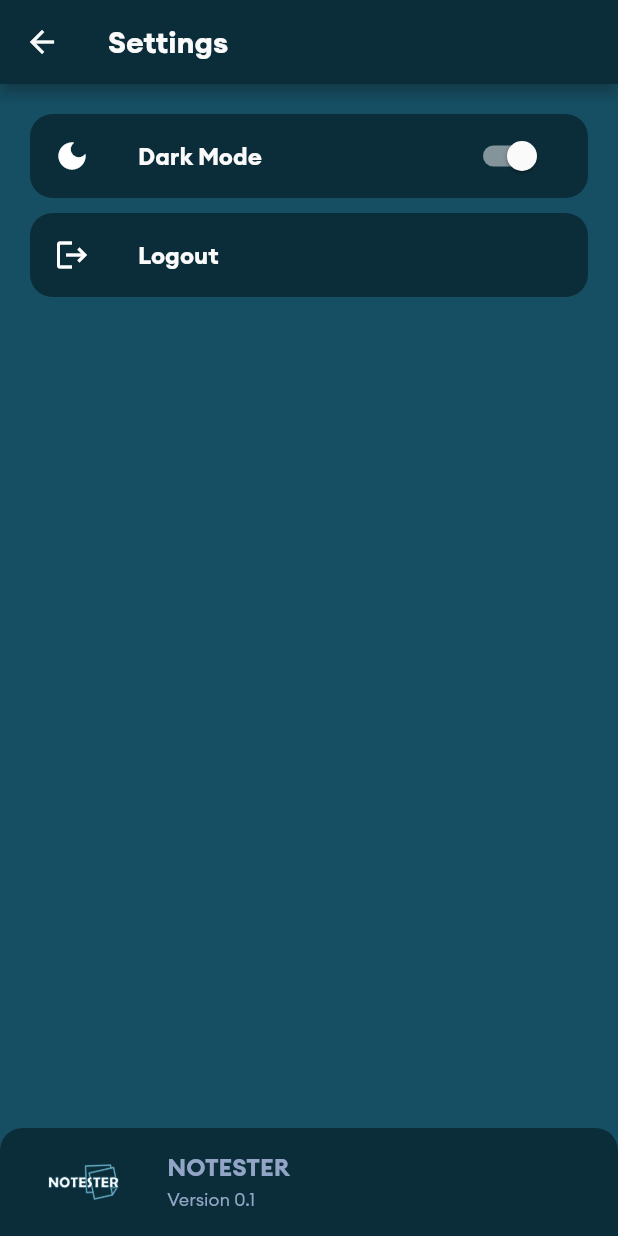
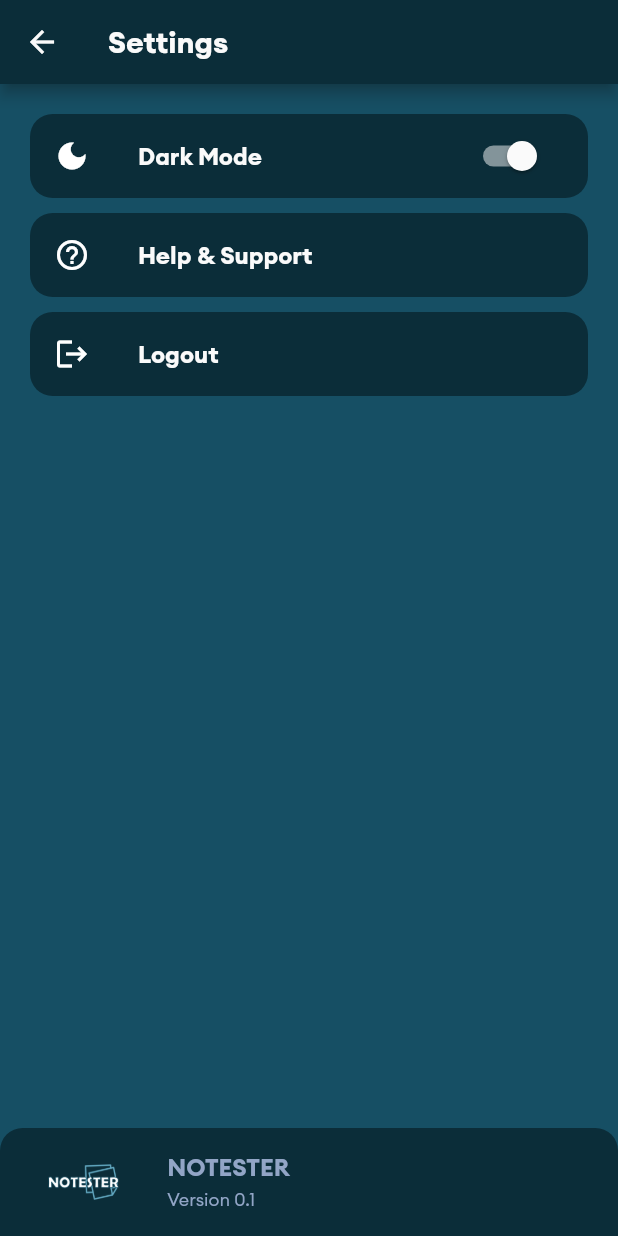
Before and after one commit to rojanshr1996/demo_notes_app, a Flutter app: the Settings screen opened by its route, after a tap on "Dark Mode", on a phone screen of 412 x 824 dp. Run offline on Flutter 3.47's test engine with Material 2 defaults, Android fonts, the phone set to English and light mode, and no system bars; our stand-ins replace cached_network_image, cloud_firestore, equatable, file_picker, firebase_auth, firebase_core and 12 more; missing offline and left inert: custom_widgets, flutter_email_sender, pdf_render; accounts and stored records are empty; network calls fail.

Commit message:
Help section added for the app, dependencies added

```diff
--- a/lib/main.dart
+++ b/lib/main.dart
@@ -6,11 +6,14 @@ import 'package:demo_app_bloc/bloc/postBloc/post_event.dart';
 import 'package:demo_app_bloc/cubit/post_cubit.dart';
 import 'package:demo_app_bloc/provider/dark_theme_provider.dart';
 import 'package:demo_app_bloc/services/auth_services.dart';
+import 'package:demo_app_bloc/services/fcm_services.dart';
 import 'package:demo_app_bloc/services/post_service.dart';
 import 'package:demo_app_bloc/utils/app_colors.dart';
 import 'package:demo_app_bloc/view/route/app_router.dart';
 import 'package:demo_app_bloc/view/route/routes.dart';
 import 'package:firebase_core/firebase_core.dart';
+// import 'package:firebase_core/firebase_core.dart';
+import 'package:firebase_messaging/firebase_messaging.dart';
 import 'package:flutter/material.dart';
 import 'package:flutter_bloc/flutter_bloc.dart';
 import 'package:flutter_screenutil/flutter_screenutil.dart';
@@ -19,12 +22,8 @@ import 'package:provider/provider.dart';
 Future<void> main() async {
   WidgetsFlutterBinding.ensureInitialized();
   await Firebase.initializeApp();
+  FirebaseMessaging.onBackgroundMessage(firebaseMessagingBackgroundHandler);
   runApp(const MyApp());
-  // runApp(
-  //   DevicePreview(
-  //     builder: (context) => const MyApp(),
-  //   ),
-  // );
 }
 
 class MyApp extends StatefulWidget {
--- a/lib/view/auth/login_screen.dart
+++ b/lib/view/auth/login_screen.dart
@@ -131,7 +131,7 @@ class _LoginScreenState extends State<LoginScreen> {
                                           ),
                                           CustomTextEnterField(
                                             textEditingController: _emailController,
-                                            label: Text("Email Addresss", style: Theme.of(context).textTheme.bodyText2),
+                                            label: Text("Email Address", style: Theme.of(context).textTheme.bodyText2),
                                             textInputType: TextInputType.emailAddress,
                                             style: Theme.of(context).textTheme.bodyMedium,
                                             hintStyle: CustomTextStyle.hintTextLight,
--- a/lib/view/index_screen.dart
+++ b/lib/view/index_screen.dart
@@ -12,6 +12,7 @@ import 'package:demo_app_bloc/provider/dark_theme_provider.dart';
 import 'package:demo_app_bloc/services/auth_services.dart';
 import 'package:demo_app_bloc/services/cloud/cloud_note.dart';
 import 'package:demo_app_bloc/services/cloud/firebase_cloud_storage.dart';
+import 'package:demo_app_bloc/services/fcm_services.dart';
 import 'package:demo_app_bloc/utils/app_colors.dart';
 import 'package:demo_app_bloc/utils/custom_text_style.dart';
 import 'package:demo_app_bloc/utils/dialogs/close_app_dialog.dart';
@@ -21,9 +22,12 @@ import 'package:demo_app_bloc/widgets/logo_widget.dart';
 import 'package:demo_app_bloc/widgets/settings_user_header.dart';
 import 'package:demo_app_bloc/widgets/simple_circular_loader.dart';
 import 'package:firebase_auth/firebase_auth.dart';
+import 'package:firebase_messaging/firebase_messaging.dart';
+import 'package:flutter/foundation.dart';
 import 'package:flutter/material.dart';
 import 'package:flutter/services.dart';
 import 'package:flutter_bloc/flutter_bloc.dart';
+import 'package:flutter_local_notifications/flutter_local_notifications.dart';
 import 'package:provider/provider.dart';
 
 class IndexScreen extends StatefulWidget {
@@ -35,14 +39,24 @@ class IndexScreen extends StatefulWidget {
 
 class _IndexScreenState extends State<IndexScreen> {
   late final FirebaseCloudStorage _notesService;
+  late FcmServices fcmServices;
   final AuthServices _auth = AuthServices();
   String? get userId => _auth.currentUser == null ? "" : _auth.currentUser!.id;
 
   @override
   void initState() {
-    debugPrint(userId);
+    super.initState();
     _notesService = FirebaseCloudStorage();
-    super.initState();
+    fcmServices = FcmServices();
+    initFcmService();
+  }
+
+  initFcmService() {
+    fcmServices.requestPermission();
+    fcmServices.loadFCM();
+    fcmServices.listenFCM();
+    fcmServices.getToken();
+    FirebaseMessaging.instance.subscribeToTopic("Reminders");
   }
 
   @override
@@ -50,7 +64,6 @@ class _IndexScreenState extends State<IndexScreen> {
     return WillPopScope(
       onWillPop: () async {
         final shouldExit = await showCloseAppDialog(context);
-        log(shouldExit.toString());
         if (shouldExit) {
           SystemChannels.platform.invokeMethod('SystemNavigator.pop');
         }
--- a/lib/view/notes/create_update_notes_screen.dart
+++ b/lib/view/notes/create_update_notes_screen.dart
@@ -365,6 +365,7 @@ class _CreateUpdateNotesScreenState extends State<CreateUpdateNotesScreen> {
                                               style:
                                                   Theme.of(context).textTheme.titleMedium?.copyWith(fontWeight: bold),
                                               maxLines: null,
+                                              textCapitalization: TextCapitalization.sentences,
                                               decoration: InputDecoration(
                                                 hintText: "Enter title... ",
                                                 hintStyle: Theme.of(context).textTheme.titleMedium?.copyWith(
@@ -394,6 +395,7 @@ class _CreateUpdateNotesScreenState extends State<CreateUpdateNotesScreen> {
                                       child: TextField(
                                         controller: _textController,
                                         keyboardType: TextInputType.multiline,
+                                        textCapitalization: TextCapitalization.sentences,
                                         style: Theme.of(context)
                                             .textTheme
                                             .labelLarge
--- a/lib/view/route/app_router.dart
+++ b/lib/view/route/app_router.dart
@@ -13,7 +13,8 @@ import 'package:demo_app_bloc/view/posts/posts_bloc_screen.dart';
 import 'package:demo_app_bloc/view/profile/profile_screen.dart';
 
 import 'package:demo_app_bloc/view/route/routes.dart';
-import 'package:demo_app_bloc/view/settings.dart';
+import 'package:demo_app_bloc/view/settings/help_screen.dart';
+import 'package:demo_app_bloc/view/settings/settings.dart';
 import 'package:demo_app_bloc/widgets/enlarge_image.dart';
 import 'package:flutter/material.dart';
 
@@ -84,6 +85,9 @@ class AppRouter {
           return MaterialPageRoute(builder: (_) => const ProfileScreen());
         }
 
+      case Routes.help:
+        return MaterialPageRoute(builder: (_) => const HelpScreen());
+
       default:
         return errorRoute(settings);
     }
--- a/lib/view/route/routes.dart
+++ b/lib/view/route/routes.dart
@@ -16,4 +16,5 @@ class Routes {
   static const String profile = '/profile';
   static const String enlargeImage = '/enlargeImage';
   static const String pdfView = '/pdfView';
+  static const String help = '/help';
 }
--- a/lib/view/settings.dart
+++ /dev/null
@@ -1,145 +0,0 @@
-import 'dart:developer';
-
-import 'package:custom_widgets/custom_widgets.dart';
-import 'package:demo_app_bloc/bloc/authBloc/auth_bloc.dart';
-import 'package:demo_app_bloc/bloc/authBloc/auth_event.dart';
-import 'package:demo_app_bloc/bloc/authBloc/auth_state.dart';
-import 'package:demo_app_bloc/provider/dark_theme_provider.dart';
-import 'package:demo_app_bloc/utils/app_colors.dart';
-import 'package:demo_app_bloc/utils/dialogs/logout_dialog.dart';
-import 'package:demo_app_bloc/view/auth/login_screen.dart';
-import 'package:demo_app_bloc/widgets/logo_widget.dart';
-import 'package:flutter/material.dart';
-import 'package:flutter_bloc/flutter_bloc.dart';
-import 'package:provider/provider.dart';
-
-class Settings extends StatefulWidget {
-  const Settings({Key? key}) : super(key: key);
-
-  @override
-  State<Settings> createState() => _SettingsState();
-}
-
-class _SettingsState extends State<Settings> {
-  bool _light = false;
-
-  onToggleDarkMode(BuildContext context) {
-    final themeChange = Provider.of<DarkThemeProvider>(context, listen: false);
-
-    setState(() {
-      _light = !_light;
-    });
-
-    themeChange.darkTheme = _light;
-  }
-
-  @override
-  Widget build(BuildContext context) {
-    final themeChange = Provider.of<DarkThemeProvider>(context);
-
-    return Scaffold(
-      backgroundColor: Theme.of(context).scaffoldBackgroundColor,
-      appBar: AppBar(
-        elevation: 4,
-        shadowColor: Theme.of(context).colorScheme.shadow,
-        backgroundColor: Theme.of(context).primaryColor,
-        title: const Text("Settings"),
-      ),
-      body: BlocConsumer<AuthBloc, AuthState>(
-        listener: (context, state) {
-          if (state is AuthStateLoggedOut) {
-            Utilities.removeStackActivity(context, const LoginScreen());
-          }
-        },
-        builder: (context, state) {
-          return SizedBox(
-            height: Utilities.screenHeight(context),
-            width: Utilities.screenWidth(context),
-            child: Column(
-              mainAxisAlignment: MainAxisAlignment.spaceBetween,
-              children: [
-                Expanded(
-                  child: SingleChildScrollView(
-                    child: Padding(
-                      padding: const EdgeInsets.all(20.0),
-                      child: Column(
-                        children: [
-                          Container(
-                            decoration: BoxDecoration(
-                                color: Theme.of(context).primaryColor, borderRadius: BorderRadius.circular(15)),
-                            child: ListTile(
-                              leading: Icon(
-                                themeChange.darkTheme ? Icons.dark_mode : Icons.light_mode,
-                                color: Theme.of(context).iconTheme.color,
-                              ),
-                              onTap: () => onToggleDarkMode(context),
-                              title: Text(
-                                "Dark Mode",
-                                style: Theme.of(context).textTheme.bodyLarge,
-                              ),
-                              trailing: Padding(
-                                  padding: const EdgeInsets.all(8.0),
-                                  child: Switch(
-                                    value: themeChange.darkTheme,
-                                    onChanged: (value) {
-                                      themeChange.darkTheme = value;
-                                    },
-                                    activeColor: Theme.of(context).colorScheme.background,
-                                  )),
-                            ),
-                          ),
-                          const SizedBox(height: 10),
-                          Container(
-                            decoration: BoxDecoration(
-                                color: Theme.of(context).primaryColor, borderRadius: BorderRadius.circular(15)),
-                            child: ListTile(
-                              leading: Icon(
-                                Icons.logout,
-                                color: Theme.of(context).iconTheme.color,
-                              ),
-                              onTap: () async {
-                                final shouldLogOut = await showLogoutDialog(context);
-                                log(shouldLogOut.toString());
-                                if (shouldLogOut) {
-                                  BlocProvider.of<AuthBloc>(context).add(const AuthEventLogout());
-                                }
-                              },
-                              title: Text(
-                                "Logout",
-                                style: Theme.of(context).textTheme.bodyLarge,
-                              ),
-                            ),
-                          )
-                        ],
-                      ),
-                    ),
-                  ),
-                ),
-                Container(
-                  decoration: BoxDecoration(
-                      color: Theme.of(context).primaryColor,
-                      borderRadius:
-                          const BorderRadius.only(topLeft: Radius.circular(15), topRight: Radius.circular(15))),
-                  child: ListTile(
-                    leading: const Padding(
-                      padding: EdgeInsets.all(16.0),
-                      child: LogoWidget(height: 24),
-                    ),
-                    title: Text(
-                      "NOTESTER",
-                      style: Theme.of(context).textTheme.bodyLarge?.copyWith(color: Theme.of(context).hintColor),
-                    ),
-                    subtitle: Text(
-                      "Version 0.1",
-                      style: Theme.of(context).textTheme.bodySmall?.copyWith(color: Theme.of(context).hintColor),
-                    ),
-                  ),
-                ),
-              ],
-            ),
-          );
-        },
-      ),
-    );
-  }
-}
--- a/pubspec.yaml
+++ b/pubspec.yaml
@@ -47,6 +47,9 @@ dependencies:
   font_awesome_flutter: ^9.2.0
   like_button: ^2.0.4
   url_launcher: ^6.0.20
+  flutter_email_sender: ^5.1.0
+  firebase_messaging: ^11.2.11
+  flutter_local_notifications: ^9.4.0
 
 flutter_icons:
   android: "launcher_icon"
```
Also changed, not shown: 1 other file.
